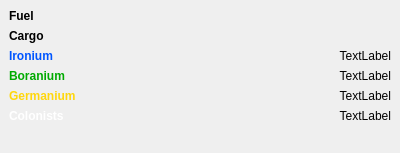
Old version of the form QtClient/fleet_cargo_widget.ui in the repository vkholodkov/freestars.
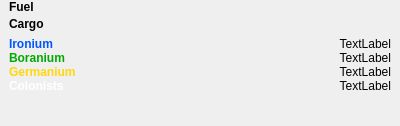
New version of the form. Custom widgets are drawn as their Qt base class.

```diff
--- a/QtClient/fleet_cargo_widget.ui
+++ b/QtClient/fleet_cargo_widget.ui
@@ -7,7 +7,7 @@
     <x>0</x>
     <y>0</y>
     <width>400</width>
-    <height>153</height>
+    <height>126</height>
    </rect>
   </property>
   <property name="windowTitle">
@@ -23,6 +23,12 @@
    <item>
     <widget class="QWidget" name="widget" native="true">
      <layout class="QFormLayout" name="formLayout">
+      <property name="verticalSpacing">
+       <number>3</number>
+      </property>
+      <property name="topMargin">
+       <number>0</number>
+      </property>
       <property name="bottomMargin">
        <number>6</number>
       </property>
@@ -30,6 +36,7 @@
        <widget class="QLabel" name="label">
         <property name="font">
          <font>
+          <family>Arial</family>
           <weight>75</weight>
           <bold>true</bold>
          </font>
@@ -40,12 +47,19 @@
        </widget>
       </item>
       <item row="0" column="1">
-       <widget class="CargoWidget" name="fuelWidget" native="true"/>
+       <widget class="CargoWidget" name="fuelWidget" native="true">
+        <property name="font">
+         <font>
+          <family>Arial</family>
+         </font>
+        </property>
+       </widget>
       </item>
       <item row="1" column="0">
        <widget class="QLabel" name="label_2">
         <property name="font">
          <font>
+          <family>Arial</family>
           <weight>75</weight>
           <bold>true</bold>
          </font>
@@ -56,7 +70,13 @@
        </widget>
       </item>
       <item row="1" column="1">
-       <widget class="QWidget" name="cargoWidget" native="true"/>
+       <widget class="QWidget" name="cargoWidget" native="true">
+        <property name="font">
+         <font>
+          <family>Arial</family>
+         </font>
+        </property>
+       </widget>
       </item>
      </layout>
     </widget>
@@ -70,13 +90,20 @@
       </sizepolicy>
      </property>
      <layout class="QFormLayout" name="formLayout_2">
+      <property name="verticalSpacing">
+       <number>0</number>
+      </property>
       <property name="topMargin">
        <number>0</number>
       </property>
+      <property name="bottomMargin">
+       <number>0</number>
+      </property>
       <item row="0" column="0">
        <widget class="QLabel" name="label_3">
         <property name="font">
          <font>
+          <family>Arial</family>
           <weight>75</weight>
           <bold>true</bold>
          </font>
@@ -91,6 +118,11 @@
       </item>
       <item row="0" column="1">
        <widget class="QLabel" name="ironiumLabel">
+        <property name="font">
+         <font>
+          <family>Arial</family>
+         </font>
+        </property>
         <property name="text">
          <string>TextLabel</string>
         </property>
@@ -103,6 +135,7 @@
        <widget class="QLabel" name="label_5">
         <property name="font">
          <font>
+          <family>Arial</family>
           <weight>75</weight>
           <bold>true</bold>
          </font>
@@ -117,6 +150,11 @@
       </item>
       <item row="1" column="1">
        <widget class="QLabel" name="boraniumLabel">
+        <property name="font">
+         <font>
+          <family>Arial</family>
+         </font>
+        </property>
         <property name="text">
          <string>TextLabel</string>
         </property>
@@ -129,6 +167,7 @@
        <widget class="QLabel" name="label_7">
         <property name="font">
          <font>
+          <family>Arial</family>
           <weight>75</weight>
           <bold>true</bold>
          </font>
@@ -143,6 +182,11 @@
       </item>
       <item row="2" column="1">
        <widget class="QLabel" name="germaniumLabel">
+        <property name="font">
+         <font>
+          <family>Arial</family>
+         </font>
+        </property>
         <property name="text">
          <string>TextLabel</string>
         </property>
@@ -155,6 +199,7 @@
        <widget class="QLabel" name="label_9">
         <property name="font">
          <font>
+          <family>Arial</family>
           <weight>75</weight>
           <bold>true</bold>
          </font>
@@ -169,6 +214,11 @@
       </item>
       <item row="3" column="1">
        <widget class="QLabel" name="colonistsLabel">
+        <property name="font">
+         <font>
+          <family>Arial</family>
+         </font>
+        </property>
         <property name="text">
          <string>TextLabel</string>
         </property>
```
